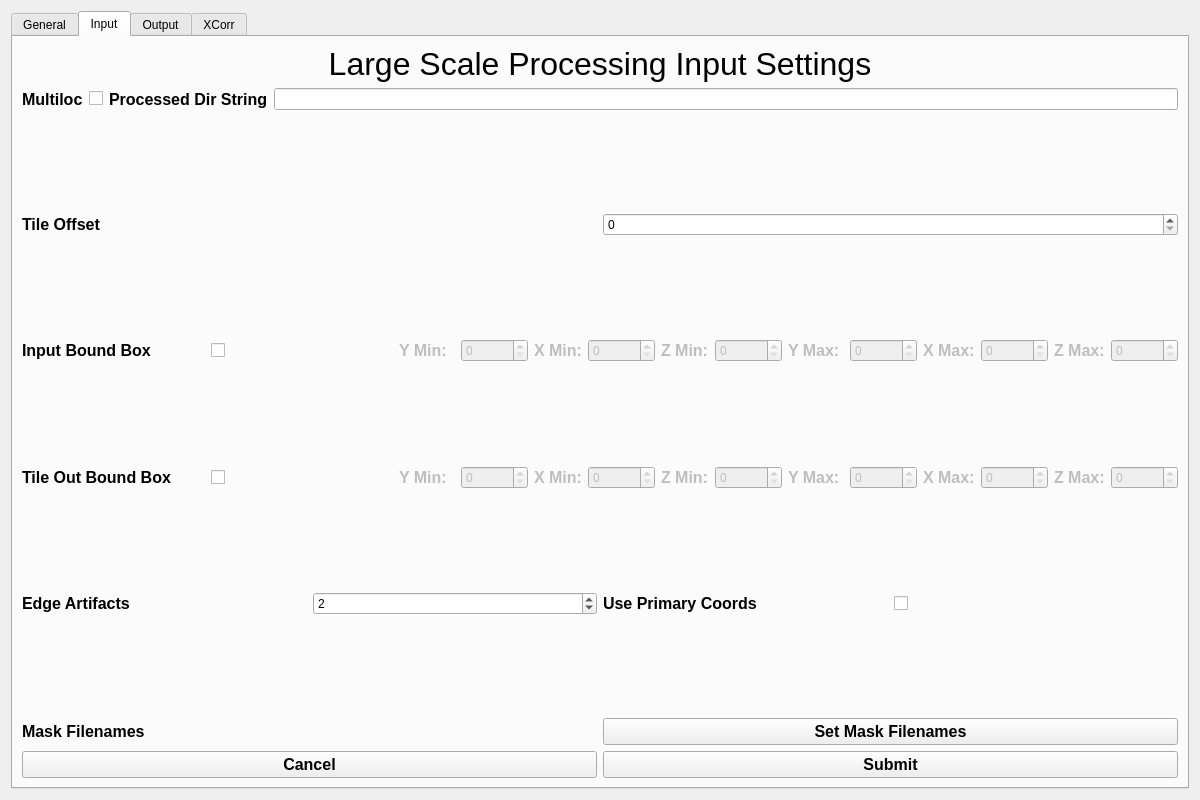
Above: src/largescaleprocessingsettings.ui from abcucberkeley/PetaKit5D-GUI before the change. Below: the same form after it.
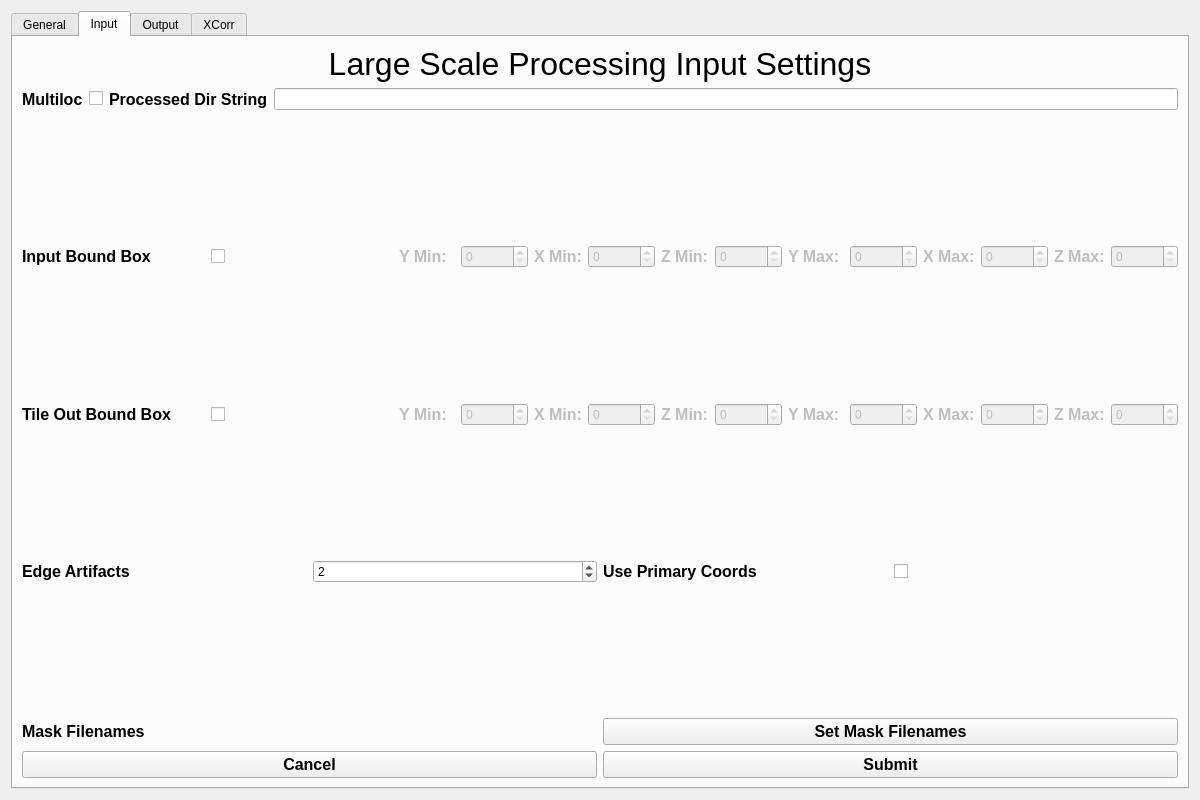
That is the form after the change. The open tabs and pages were chosen to show the change.

```diff
--- a/src/largescaleprocessingsettings.ui
+++ b/src/largescaleprocessingsettings.ui
@@ -309,50 +309,6 @@
            </property>
           </spacer>
          </item>
-         <item>
-          <layout class="QHBoxLayout" name="horizontalLayout_42">
-           <property name="leftMargin">
-            <number>0</number>
-           </property>
-           <item>
-            <layout class="QHBoxLayout" name="horizontalLayout_43">
-             <item>
-              <widget class="QLabel" name="tileOffsetLabel">
-               <property name="font">
-                <font>
-                 <pointsize>12</pointsize>
-                 <bold>true</bold>
-                </font>
-               </property>
-               <property name="text">
-                <string>Tile Offset</string>
-               </property>
-              </widget>
-             </item>
-             <item>
-              <widget class="QSpinBox" name="tileOffsetSpinBox">
-               <property name="maximum">
-                <number>2000000000</number>
-               </property>
-              </widget>
-             </item>
-            </layout>
-           </item>
-          </layout>
-         </item>
-         <item>
-          <spacer name="verticalSpacer_15">
-           <property name="orientation">
-            <enum>Qt::Vertical</enum>
-           </property>
-           <property name="sizeHint" stdset="0">
-            <size>
-             <width>20</width>
-             <height>40</height>
-            </size>
-           </property>
-          </spacer>
-         </item>
          <item>
           <layout class="QHBoxLayout" name="inputBboxHorizontalLayout">
            <item>
```
